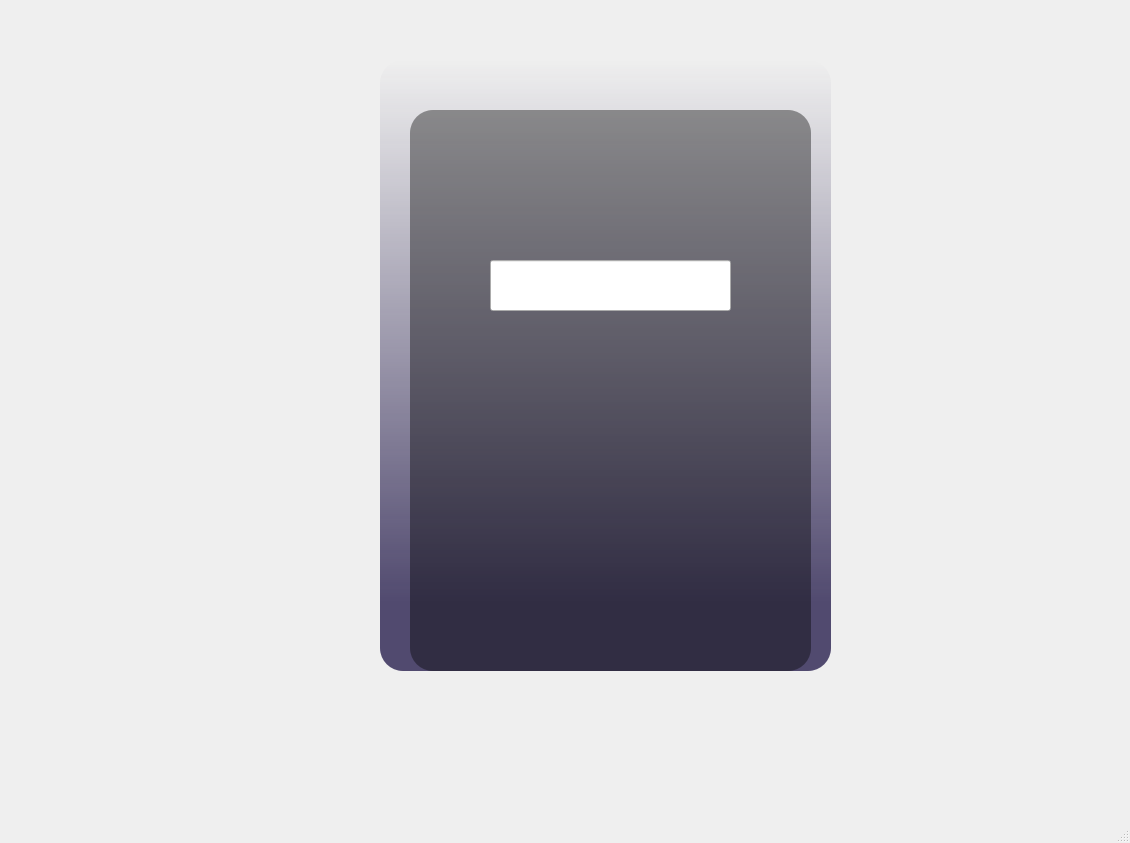
Above: untitled.ui from manhhaonhm/ungdung before the change. Below: the same form after it.
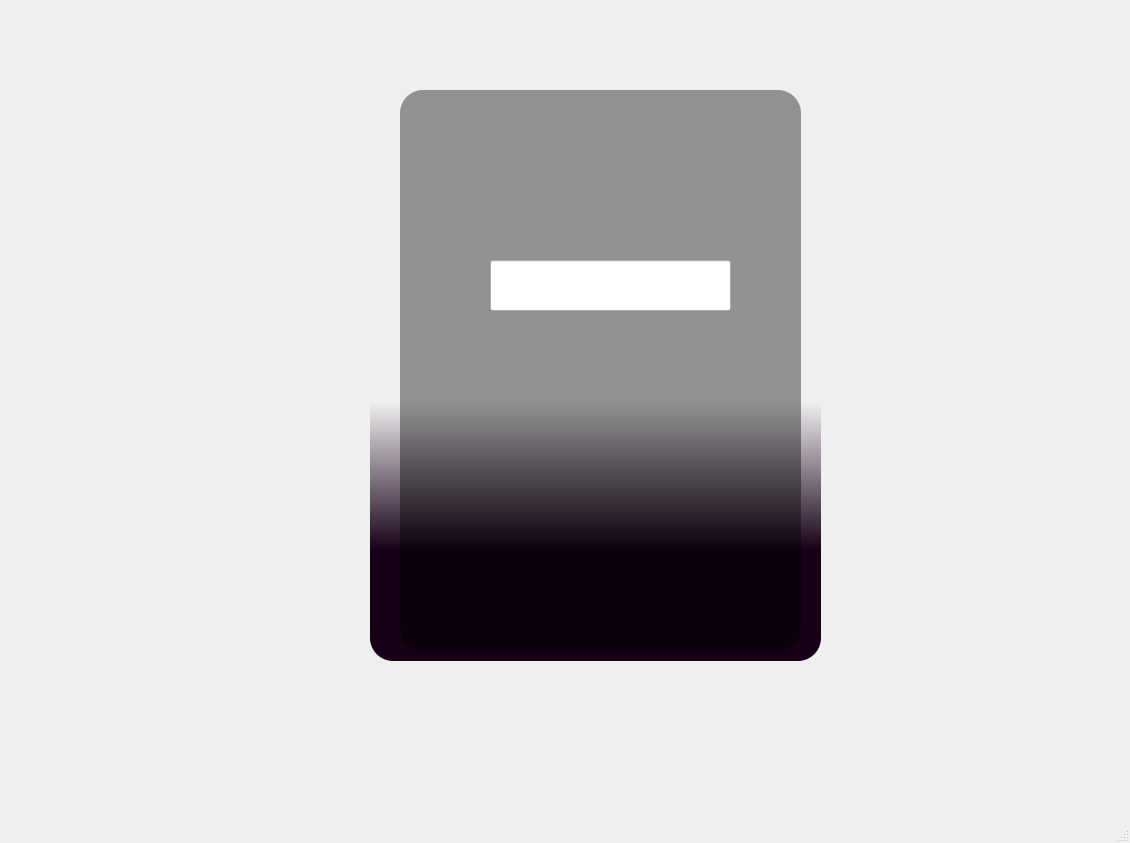
That is the form after the change. Icons and pictures are not drawn.

Commit message: Add sign up form

The edit to the form file:
```diff
--- a/untitled.ui
+++ b/untitled.ui
@@ -23,34 +23,17 @@
       <height>641</height>
      </rect>
     </property>
-    <widget class="QLabel" name="label">
-     <property name="geometry">
-      <rect>
-       <x>30</x>
-       <y>20</y>
-       <width>451</width>
-       <height>611</height>
-      </rect>
-     </property>
-     <property name="styleSheet">
-      <string notr="true">border-image: url(:/newPrefix/hinh-nen-con-vat-cute-9-1.jpg);
-border-radius: 23px;</string>
-     </property>
-     <property name="text">
-      <string/>
-     </property>
-    </widget>
     <widget class="QLabel" name="label_2">
      <property name="geometry">
       <rect>
-       <x>30</x>
-       <y>20</y>
+       <x>20</x>
+       <y>10</y>
        <width>451</width>
        <height>611</height>
       </rect>
      </property>
      <property name="styleSheet">
-      <string notr="true">background-color: qlineargradient(spread:pad, x1:0, y1:1, x2:0, y2:0, stop:0.109453 rgba(81, 74, 111, 255), stop:0.114428 rgba(81, 74, 111, 255), stop:1 rgba(15, 59, 255, 0));
+      <string notr="true">background-color: qlineargradient(spread:pad, x1:0, y1:0.818, x2:0, y2:0.409, stop:0 rgba(22, 0, 23, 255), stop:0.59204 rgba(204, 0, 255, 0));
 border-radius: 23px;</string>
      </property>
      <property name="text">
@@ -60,8 +43,8 @@
     <widget class="QLabel" name="label_3">
      <property name="geometry">
       <rect>
-       <x>60</x>
-       <y>70</y>
+       <x>50</x>
+       <y>50</y>
        <width>401</width>
        <height>561</height>
       </rect>
@@ -84,6 +67,27 @@
       </rect>
      </property>
     </widget>
+    <widget class="QLabel" name="label_4">
+     <property name="geometry">
+      <rect>
+       <x>20</x>
+       <y>10</y>
+       <width>451</width>
+       <height>611</height>
+      </rect>
+     </property>
+     <property name="styleSheet">
+      <string notr="true">border-radius: 23px;
+border-image: url(:/newPrefix/29797f9bfd2a0e2391801ed9397b8ac8.jpg);</string>
+     </property>
+     <property name="text">
+      <string/>
+     </property>
+    </widget>
+    <zorder>label_4</zorder>
+    <zorder>label_2</zorder>
+    <zorder>label_3</zorder>
+    <zorder>lineEdit</zorder>
    </widget>
   </widget>
   <widget class="QMenuBar" name="menubar">
```
The commit also changes 2 other files.
